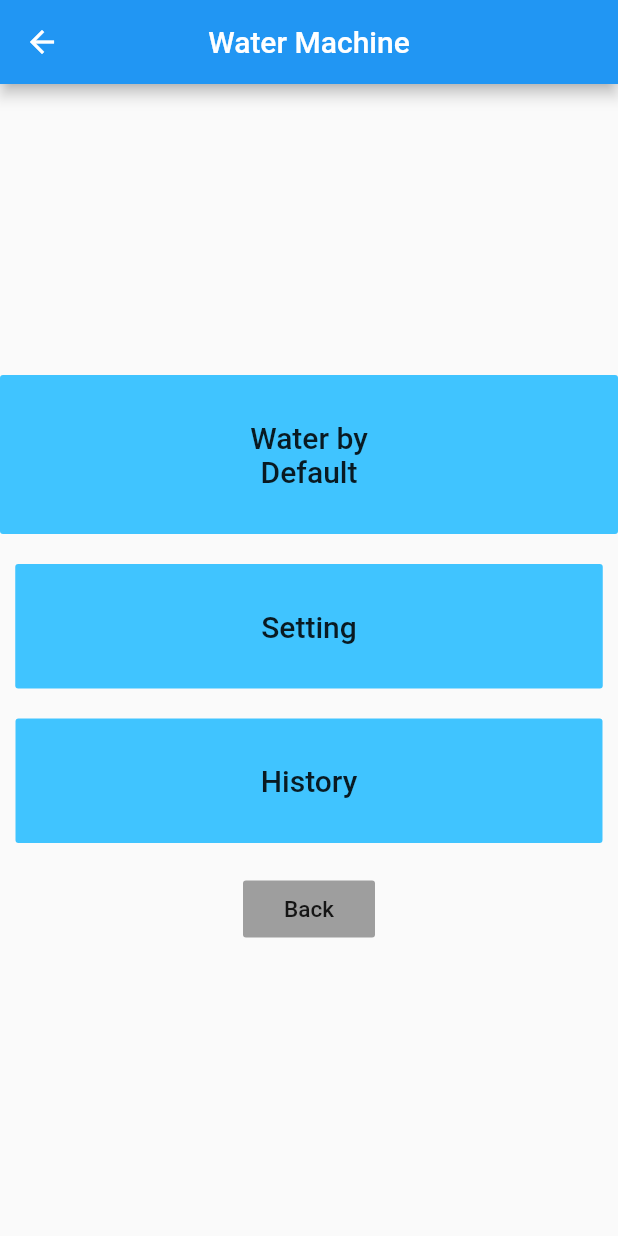
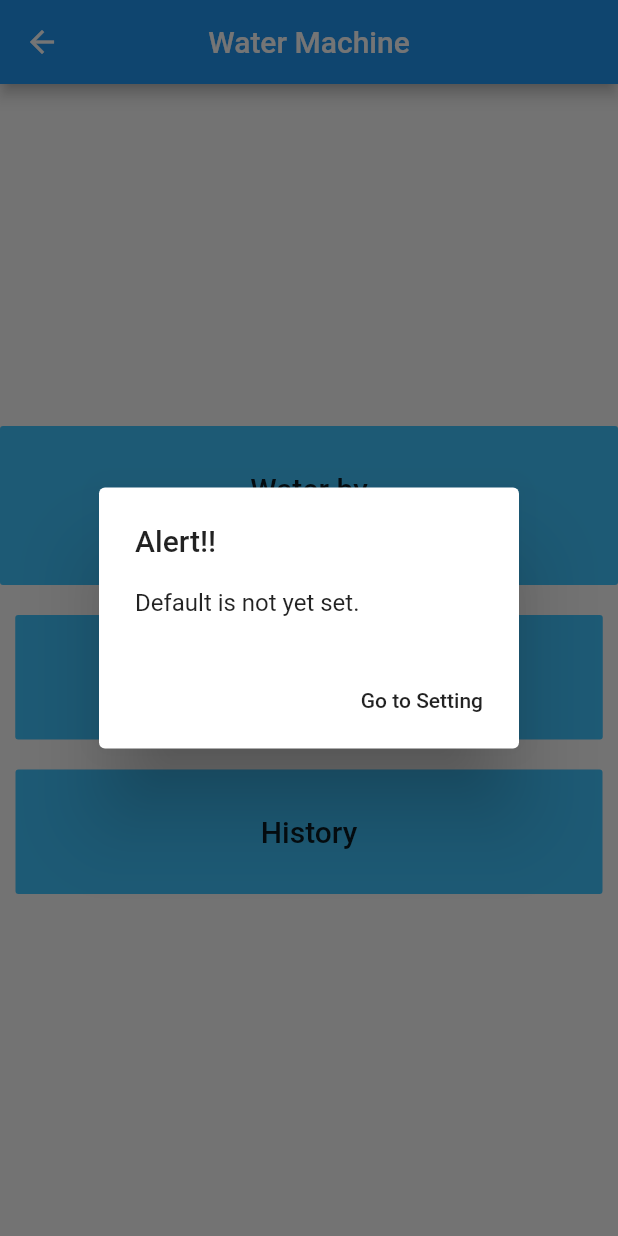
Before and after one commit to raymondk25/FoodMachineApp, a Flutter app: the WaterMachine screen opened directly, after a tap on "Water by Default", on a phone screen of 412 x 824 dp. Run offline on Flutter 3.47's test engine with Material 2 defaults, Android fonts, the phone set to English and light mode, and no system bars; our stand-ins replace lite_rolling_switch, splashscreen.

Commit message:
3/24/2021

```diff
--- a/lib/FoodMachine/FoodMachine.dart
+++ b/lib/FoodMachine/FoodMachine.dart
@@ -5,6 +5,7 @@ import 'package:zhuanti_app/HomePage.dart';
 class FoodMachine extends StatefulWidget {
   @override
   _FoodMachineState createState() => _FoodMachineState();
+
 }
 
 class _FoodMachineState extends State<FoodMachine> {
@@ -21,13 +22,15 @@ class _FoodMachineState extends State<FoodMachine> {
           mainAxisAlignment: MainAxisAlignment.center,
           children: <Widget>[
             FlatButton(
-              onPressed: () => {},
+              onPressed: () => {
+                showAlertDialog(context)
+              },
               color: Colors.redAccent,
               padding: EdgeInsets.only(
                   left: 150, right: 150, top: 30, bottom: 30),
               child: Column( // Replace with a Row for horizontal icon + text
                 children: <Widget>[
-                  Text("Food by Default", style: TextStyle(fontSize: 20),
+                  Text("Feed by Default", style: TextStyle(fontSize: 20),
                     textAlign: TextAlign.center,)
                 ],
               ),
@@ -61,24 +64,35 @@ class _FoodMachineState extends State<FoodMachine> {
                 ],
               ),
             ),
-
-            Column(children: <Widget>[SizedBox(height: 20,)],),
-
-            FlatButton(
-              onPressed: () => {Navigator.push(context, MaterialPageRoute(builder: (context) => HomePage()))},
-              color: Colors.grey,
-              padding: EdgeInsets.only(
-                  left: 15, right: 15, top: 10, bottom: 10),
-              child: Column( // Replace with a Row for horizontal icon + text
-                children: <Widget>[
-                  Text("Back", style: TextStyle(fontSize: 15),
-                    textAlign: TextAlign.center,)
-                ],
-              ),
-            ),
             ],
         ),
       ),
     );
   }
 }
+
+showAlertDialog(BuildContext context) {
+
+  // set up the buttons
+  Widget settingButton = FlatButton(
+    child: Text("Go to Setting"),
+    onPressed:  () {Navigator.push(context, MaterialPageRoute(builder: (context) => Setting()));},
+  );
+
+  // set up the AlertDialog
+  AlertDialog alert = AlertDialog(
+    title: Text("Alert!!"),
+    content: Text("Default is not yet set."),
+    actions: [
+      settingButton,
+    ],
+  );
+
+  // show the dialog
+  showDialog(
+    context: context,
+    builder: (BuildContext context) {
+      return alert;
+    },
+  );
+}
--- a/lib/FoodMachine/Setting.dart
+++ b/lib/FoodMachine/Setting.dart
@@ -50,7 +50,7 @@ class _SettingState extends State<Setting> {
               }),
           SizedBox(height: 20,),
           TextField(
-            controller: TextEditingController(text: "     Set Amount of Food"),
+            controller: TextEditingController(text: "     Set Amount of Food (per second)"),
               style: TextStyle(fontSize: 20,fontWeight: FontWeight.bold)
           ),
           SizedBox(height: 10,),
@@ -93,7 +93,7 @@ class _SettingState extends State<Setting> {
               Transform.scale(
                 scale: 0.65,
                 child: LiteRollingSwitch(
-                  value: true,
+                  value: false,
                   textOn: 'ON',
                   textOff: 'OFF',
                   colorOn: Colors.greenAccent[700],
--- a/lib/WaterMachine/Setting.dart
+++ b/lib/WaterMachine/Setting.dart
@@ -48,7 +48,7 @@ class _SettingState extends State<Setting> {
               }),
           SizedBox(height: 20,),
           TextField(
-              controller: TextEditingController(text: "     Set Amount of Water"),
+              controller: TextEditingController(text: "     Set Amount of Water (per second)"),
               style: TextStyle(fontSize: 20,fontWeight: FontWeight.bold)
           ),
           SizedBox(height: 10,),
@@ -91,7 +91,7 @@ class _SettingState extends State<Setting> {
               Transform.scale(
                 scale: 0.65,
                 child: LiteRollingSwitch(
-                  value: true,
+                  value: false,
                   textOn: 'ON',
                   textOff: 'OFF',
                   colorOn: Colors.greenAccent[700],
--- a/lib/WaterMachine/WaterMachine.dart
+++ b/lib/WaterMachine/WaterMachine.dart
@@ -20,7 +20,9 @@ class _WaterMachineState extends State<WaterMachine> {
           mainAxisAlignment: MainAxisAlignment.center,
           children: <Widget>[
             FlatButton(
-              onPressed: () => {},
+              onPressed: () => {
+                showAlertDialog(context)
+              },
               color: Colors.lightBlueAccent,
               padding: EdgeInsets.only(
                   left: 150, right: 150, top: 30, bottom: 30),
@@ -60,24 +62,35 @@ class _WaterMachineState extends State<WaterMachine> {
                 ],
               ),
             ),
-
-            Column(children: <Widget>[SizedBox(height: 20,)],),
-
-            FlatButton(
-              onPressed: () => {Navigator.push(context, MaterialPageRoute(builder: (context) => FoodMachine()))},
-              color: Colors.grey,
-              padding: EdgeInsets.only(
-                  left: 15, right: 15, top: 10, bottom: 10),
-              child: Column( // Replace with a Row for horizontal icon + text
-                children: <Widget>[
-                  Text("Back", style: TextStyle(fontSize: 15),
-                    textAlign: TextAlign.center,)
-                ],
-              ),
-            ),
           ],
         ),
       ),
     );
   }
 }
+
+showAlertDialog(BuildContext context) {
+
+  // set up the buttons
+  Widget settingButton = FlatButton(
+    child: Text("Go to Setting"),
+    onPressed:  () {Navigator.push(context, MaterialPageRoute(builder: (context) => Setting()));},
+  );
+
+  // set up the AlertDialog
+  AlertDialog alert = AlertDialog(
+    title: Text("Alert!!"),
+    content: Text("Default is not yet set."),
+    actions: [
+      settingButton,
+    ],
+  );
+
+  // show the dialog
+  showDialog(
+    context: context,
+    builder: (BuildContext context) {
+      return alert;
+    },
+  );
+}
```
